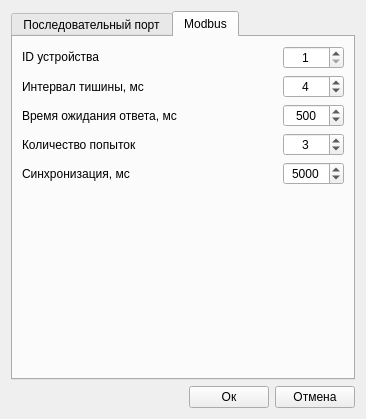
Before: the Qt Designer form serialportsetting.ui in vlarry/configurator, drawn with Qt 5.
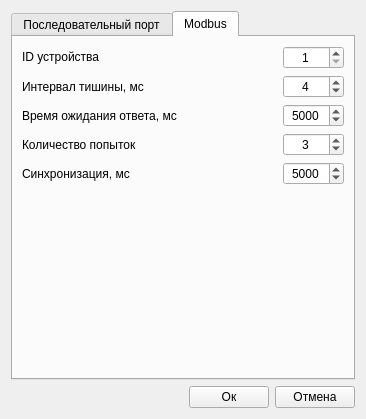
After: the same form once the commit is applied. Icons and pictures are not drawn.

The edit to the form file:
```diff
--- a/serialportsetting.ui
+++ b/serialportsetting.ui
@@ -571,13 +571,13 @@
             <number>100</number>
            </property>
            <property name="maximum">
-            <number>5000</number>
+            <number>10000</number>
            </property>
            <property name="singleStep">
             <number>100</number>
            </property>
            <property name="value">
-            <number>500</number>
+            <number>5000</number>
            </property>
           </widget>
          </item>
```
